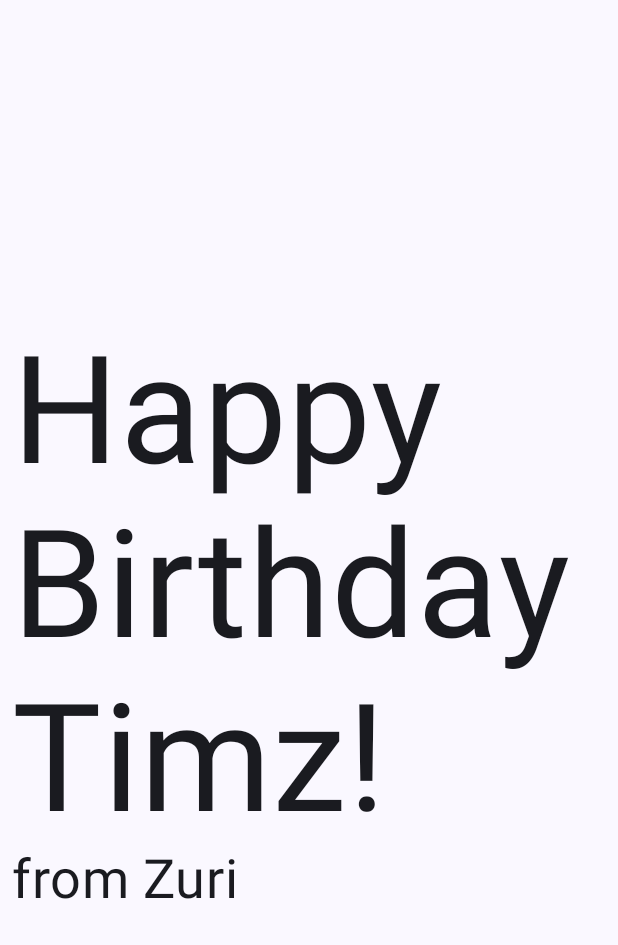
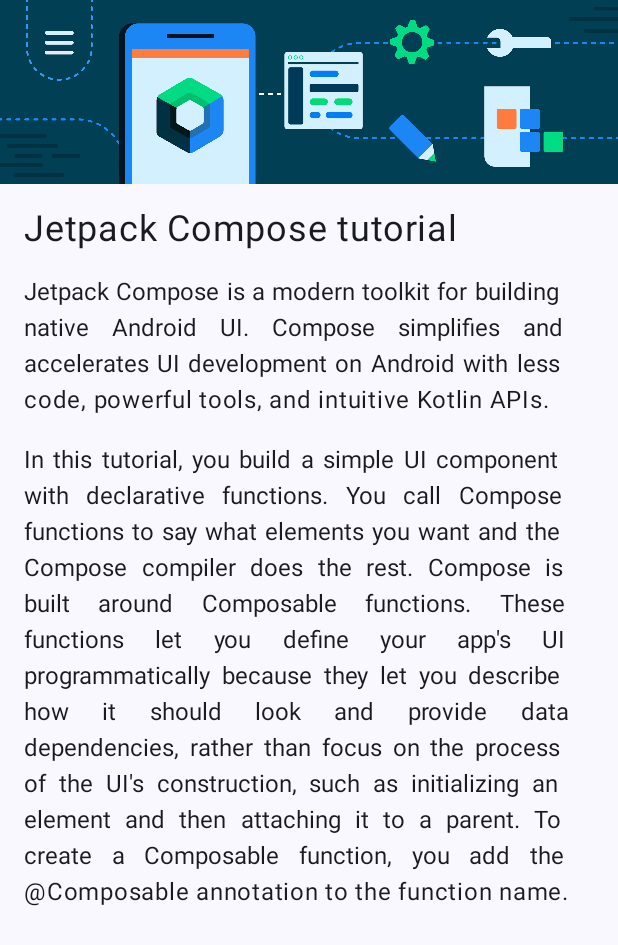
Before and after one commit to TimzOwen/TheAndroidComposeSeries, an Android app built with Jetpack Compose: the screen it shows after launch (MainActivity), on a phone screen of 412 x 824 dp. Shown: the top 945 px of the screen. Run offline under Robolectric (Android 15) with nearby library versions, the phone set to English and light mode, and no system bars; 1 statement that could not run was skipped.

Commit message:
compose artcile task approach b

```diff
--- a/app/src/main/java/com/example/happybirthdaycard/MainActivity.kt
+++ b/app/src/main/java/com/example/happybirthdaycard/MainActivity.kt
@@ -4,15 +4,20 @@
 import androidx.activity.ComponentActivity
 import androidx.activity.compose.setContent
 import androidx.activity.enableEdgeToEdge
-import androidx.compose.foundation.layout.Arrangement
+import androidx.compose.foundation.Image
 import androidx.compose.foundation.layout.Column
 import androidx.compose.foundation.layout.fillMaxSize
+import androidx.compose.foundation.layout.fillMaxWidth
 import androidx.compose.foundation.layout.padding
 import androidx.compose.material3.MaterialTheme
 import androidx.compose.material3.Surface
 import androidx.compose.material3.Text
 import androidx.compose.runtime.Composable
 import androidx.compose.ui.Modifier
+import androidx.compose.ui.graphics.painter.Painter
+import androidx.compose.ui.res.painterResource
+import androidx.compose.ui.res.stringResource
+import androidx.compose.ui.text.style.TextAlign
 import androidx.compose.ui.tooling.preview.Preview
 import androidx.compose.ui.unit.dp
 import androidx.compose.ui.unit.sp
@@ -28,36 +33,51 @@
                     modifier = Modifier.fillMaxSize(),
                     color = MaterialTheme.colorScheme.background
                 ) {
-                    GreetingText(
-                        message = "Happy Birthday Timz! ",
-                        from = "from Zuri",
-                        modifier = Modifier.padding(8.dp)
-                    )
+                    ComposeApp()
                 }
                 }
             }
         }
     }
 
+    @Composable
+    fun ComposeApp() {
+        ComposeArticleCard(
+            image = painterResource(R.drawable.bg_compose_background),
+            title = stringResource(R.string.text_article_titile),
+            shortText = stringResource(R.string.text_article_short),
+            longText = stringResource(R.string.text_article_long)
+        )
+    }
 
     @Composable
-fun GreetingText(
-    message: String,
-    from: String,
-    modifier: Modifier = Modifier
+    fun ComposeArticleCard(
+        modifier: Modifier = Modifier,
+        image: Painter,
+        title: String,
+        shortText: String,
+        longText: String
     ) {
-    Column(
-        verticalArrangement = Arrangement.Center,
-        modifier = modifier
-    ) {
-        Text(
-            text = message,
-            fontSize = 100.sp,
-            lineHeight = 116.sp
+        Column(modifier = modifier.fillMaxSize()) {
+            Image(
+                modifier = modifier.fillMaxWidth(),
+                painter = image,
+                contentDescription = null
             )
             Text(
-            text = from,
-            fontSize = 36.sp
+                text = title,
+                fontSize = 24.sp,
+                modifier = modifier.padding(16.dp)
+            )
+            Text(
+                text = shortText,
+                modifier = modifier.padding(horizontal = 16.dp),
+                textAlign = TextAlign.Justify
+            )
+            Text(
+                text = longText,
+                modifier = modifier.padding(16.dp),
+                textAlign = TextAlign.Justify
             )
         }
     }
@@ -66,6 +86,6 @@
     @Composable
     fun GreetingPreview() {
         HappyBirthdayCardTheme {
-        GreetingText(message = "Happy Birthday Sam! ", from = "from Emma")
+            ComposeApp()
         }
     }
--- a/app/src/main/res/values/strings.xml
+++ b/app/src/main/res/values/strings.xml
@@ -1,3 +1,15 @@
 <resources>
     <string name="app_name">HappyBirthdayCard</string>
+    <string name="text_article_titile">Jetpack Compose tutorial</string>
+    <string name="text_article_short">Jetpack Compose is a modern toolkit for building native Android UI.
+        Compose simplifies and accelerates UI development on Android with less code, powerful
+        tools, and intuitive Kotlin APIs.</string>
+    <string name="text_article_long">In this tutorial, you build a simple UI component with declarative
+        functions. You call Compose functions to say what elements you want and the Compose
+        compiler does the rest. Compose is built around Composable functions. These functions
+        let you define your app\'s UI programmatically because they let you describe how it should
+        look and provide data dependencies, rather than focus on the process of the UI\'s
+        construction, such as initializing an element and then attaching it to a parent. To
+        create a Composable function, you add the @Composable annotation to the function
+        name.</string>
 </resources>
```
Also changed, not shown: app/src/main/res/drawable-nodpi/bg_compose_background.png (added). Lines whose indentation alone changed are shown as unchanged.
